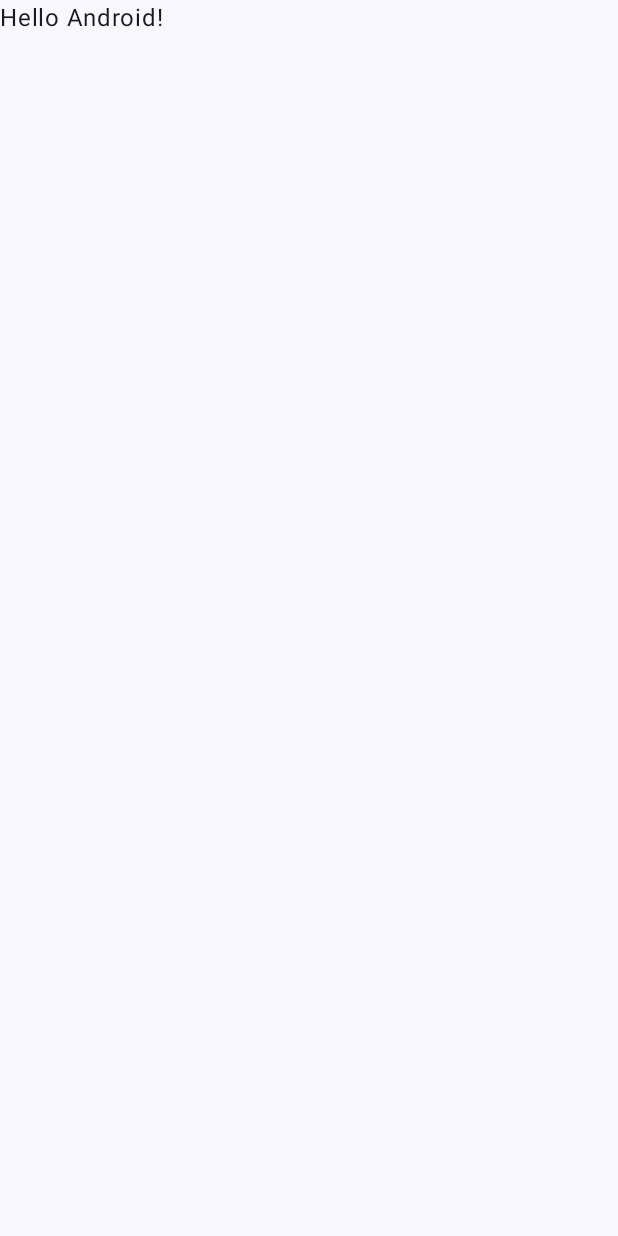
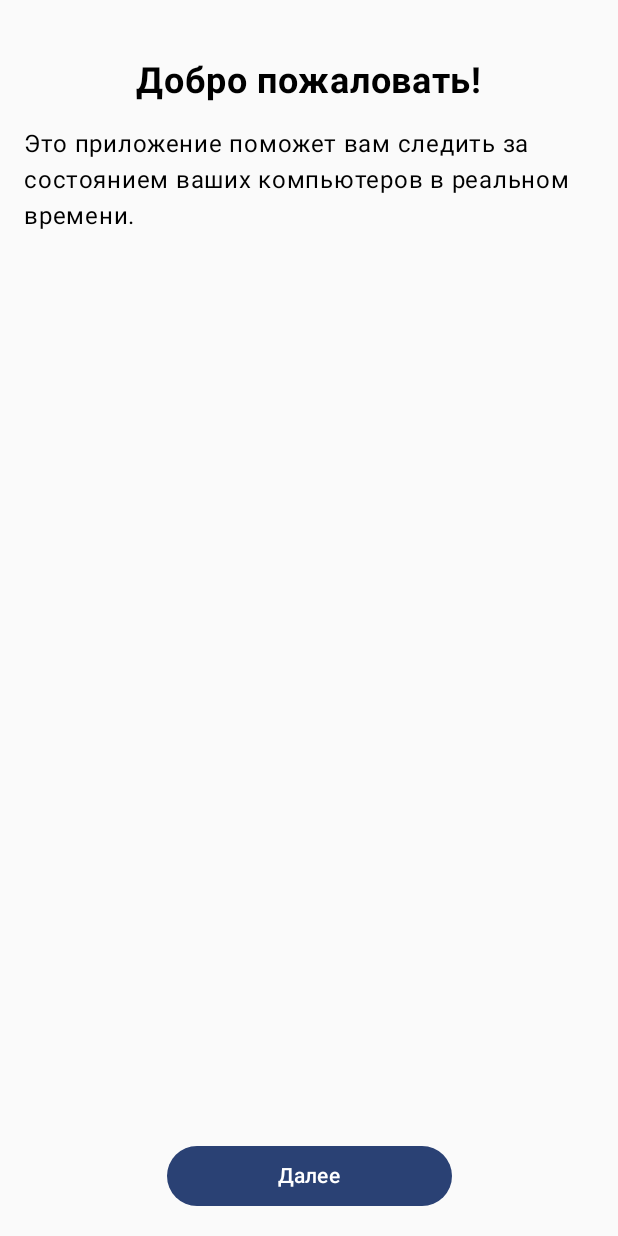
Before and after one commit to Nejjer/CompuMon, an Android app built with Jetpack Compose: the screen it shows after launch (MainActivity), on a phone screen of 412 x 824 dp. Before the commit the screen is almost empty. Run offline under Robolectric (Android 15) with nearby library versions, the light colour scheme and no system bars.

Commit message:
Create WelcomeScreen

```diff
--- a/app/build.gradle.kts
+++ b/app/build.gradle.kts
@@ -49,6 +49,7 @@ dependencies {
     implementation(libs.androidx.ui.graphics)
     implementation(libs.androidx.ui.tooling.preview)
     implementation(libs.androidx.material3)
+    implementation("androidx.navigation:navigation-compose:2.8.4")
     testImplementation(libs.junit)
     androidTestImplementation(libs.androidx.junit)
     androidTestImplementation(libs.androidx.espresso.core)
--- a/app/src/main/java/com/example/compumon/MainActivity.kt
+++ b/app/src/main/java/com/example/compumon/MainActivity.kt
@@ -4,44 +4,31 @@ import android.os.Bundle
 import androidx.activity.ComponentActivity
 import androidx.activity.compose.setContent
 import androidx.activity.enableEdgeToEdge
-import androidx.compose.foundation.layout.fillMaxSize
-import androidx.compose.foundation.layout.padding
-import androidx.compose.material3.Scaffold
-import androidx.compose.material3.Text
-import androidx.compose.runtime.Composable
-import androidx.compose.ui.Modifier
-import androidx.compose.ui.tooling.preview.Preview
+import androidx.navigation.compose.NavHost
+import androidx.navigation.compose.composable
+import androidx.navigation.compose.rememberNavController
 import com.example.compumon.ui.theme.CompuMonTheme
+import com.yourappname.ui.settings.SettingsScreen
+import com.yourappname.ui.welcome.WelcomeScreen
 
 class MainActivity : ComponentActivity() {
     override fun onCreate(savedInstanceState: Bundle?) {
         super.onCreate(savedInstanceState)
+
         enableEdgeToEdge()
         setContent {
             CompuMonTheme {
-                Scaffold(modifier = Modifier.fillMaxSize()) { innerPadding ->
-                    Greeting(
-                        name = "Android",
-                        modifier = Modifier.padding(innerPadding)
-                    )
+                val navController = rememberNavController()
+
+                NavHost(navController = navController, startDestination = "welcome") {
+                    composable("welcome") {
+                        WelcomeScreen(navController = navController)
+                    }
+                    composable("settings") {
+                        SettingsScreen(navController = navController) // Экран настроек
+                    }
                 }
             }
         }
     }
 }
-
-@Composable
-fun Greeting(name: String, modifier: Modifier = Modifier) {
-    Text(
-        text = "Hello $name!",
-        modifier = modifier
-    )
-}
-
-@Preview(showBackground = true)
-@Composable
-fun GreetingPreview() {
-    CompuMonTheme {
-        Greeting("Android")
-    }
-}
--- a/app/src/main/java/com/example/compumon/view/WelcomeScreen.kt
+++ b/app/src/main/java/com/example/compumon/view/WelcomeScreen.kt
@@ -1,29 +1,81 @@
-package com.example.compumon.view
+package com.yourappname.ui.welcome
 
-import android.os.Bundle
-import androidx.activity.ComponentActivity
-import androidx.activity.compose.setContent
-import androidx.activity.enableEdgeToEdge
-import androidx.compose.foundation.layout.fillMaxSize
-import androidx.compose.foundation.layout.padding
-import androidx.compose.material3.Scaffold
+import androidx.compose.foundation.layout.*
+import androidx.compose.material3.Button
 import androidx.compose.material3.Text
-import androidx.compose.runtime.Composable
+import androidx.compose.runtime.*
+import androidx.compose.ui.Alignment
 import androidx.compose.ui.Modifier
+import androidx.compose.ui.text.font.FontWeight
 import androidx.compose.ui.tooling.preview.Preview
-import com.example.compumon.view.ui.theme.CompuMonTheme
+import androidx.compose.ui.unit.dp
+import androidx.compose.ui.unit.sp
+import androidx.navigation.NavController
+import androidx.navigation.compose.rememberNavController
 
-class WelcomeScreen : ComponentActivity() {
-    override fun onCreate(savedInstanceState: Bundle?) {
-        super.onCreate(savedInstanceState)
-        enableEdgeToEdge()
-        setContent {
-            CompuMonTheme {
-                Scaffold(modifier = Modifier.fillMaxSize()) { innerPadding ->
-                    Greeting2(
-                        name = "Android",
-                        modifier = Modifier.padding(innerPadding)
-                    )
+@Composable
+fun WelcomeScreen(navController: NavController) {
+    var currentStep by remember { mutableStateOf(0) }
+
+    Box(modifier = Modifier.fillMaxSize()) {
+        // Контент в верхней части экрана
+        Column(
+            modifier = Modifier
+                .fillMaxWidth()
+                .padding(16.dp)
+                .padding(top = 24.dp)
+                .align(Alignment.TopCenter),
+            verticalArrangement = Arrangement.Center,
+            horizontalAlignment = Alignment.CenterHorizontally
+        ) {
+            when (currentStep) {
+                0 -> WelcomeStep(
+                    title = "Добро пожаловать!",
+                    description = "Это приложение поможет вам следить за состоянием ваших компьютеров в реальном времени."
+                )
+
+                1 -> WelcomeStep(
+                    title = "Установка сервера",
+                    description = "На каждом компьютере необходимо установить и запустить сервер для передачи данных."
+                )
+
+                2 -> WelcomeStep(
+                    title = "Настройки",
+                    description = "После установки серверов введите их адреса в настройках приложения.",
+                )
+            }
+        }
+
+        // Кнопка "Далее" прижата к нижней части экрана
+        if (currentStep < 2) {
+            Row(
+                modifier = Modifier
+                    .fillMaxWidth()
+                    .align(Alignment.BottomCenter)
+                    .padding(16.dp),
+                horizontalArrangement = Arrangement.Center
+            ) {
+                Button(
+                    onClick = { currentStep++ },
+                    modifier = Modifier.fillMaxWidth(0.5f) // Кнопка занимает 50% ширины
+                ) {
+                    Text(text = "Далее")
+                }
+            }
+        } else {
+            // Кнопка "Продолжить" на последнем шаге
+            Row(
+                modifier = Modifier
+                    .fillMaxWidth()
+                    .align(Alignment.BottomCenter)
+                    .padding(16.dp),
+                horizontalArrangement = Arrangement.Center
+            ) {
+                Button(
+                    onClick = { navController.navigate("settings") },
+                    modifier = Modifier.fillMaxWidth(0.5f) // Кнопка занимает 50% ширины
+                ) {
+                    Text(text = "Продолжить")
                 }
             }
         }
@@ -31,17 +83,32 @@ class WelcomeScreen : ComponentActivity() {
 }
 
 @Composable
-fun Greeting2(name: String, modifier: Modifier = Modifier) {
-    Text(
-        text = "Hello $name!",
-        modifier = modifier
-    )
+fun WelcomeStep(
+    title: String,
+    description: String,
+) {
+    Column(
+        horizontalAlignment = Alignment.CenterHorizontally,
+        verticalArrangement = Arrangement.Center,
+        modifier = Modifier.fillMaxWidth()
+    ) {
+        Text(
+            text = title,
+            fontSize = 24.sp,
+            fontWeight = FontWeight.Bold,
+            modifier = Modifier.padding(bottom = 16.dp)
+        )
+        Text(
+            text = description,
+            fontSize = 16.sp,
+            modifier = Modifier.padding(bottom = 16.dp)
+        )
+    }
 }
 
 @Preview(showBackground = true)
 @Composable
-fun GreetingPreview2() {
-    CompuMonTheme {
-        Greeting2("Android")
-    }
+fun PreviewWelcomeScreen() {
+    val navController = rememberNavController()
+    WelcomeScreen(navController = navController)
 }
```
Also changed, not shown: app/src/main/java/com/example/compumon/view/SettingsScreen.kt (added, +21 -0 lines).
